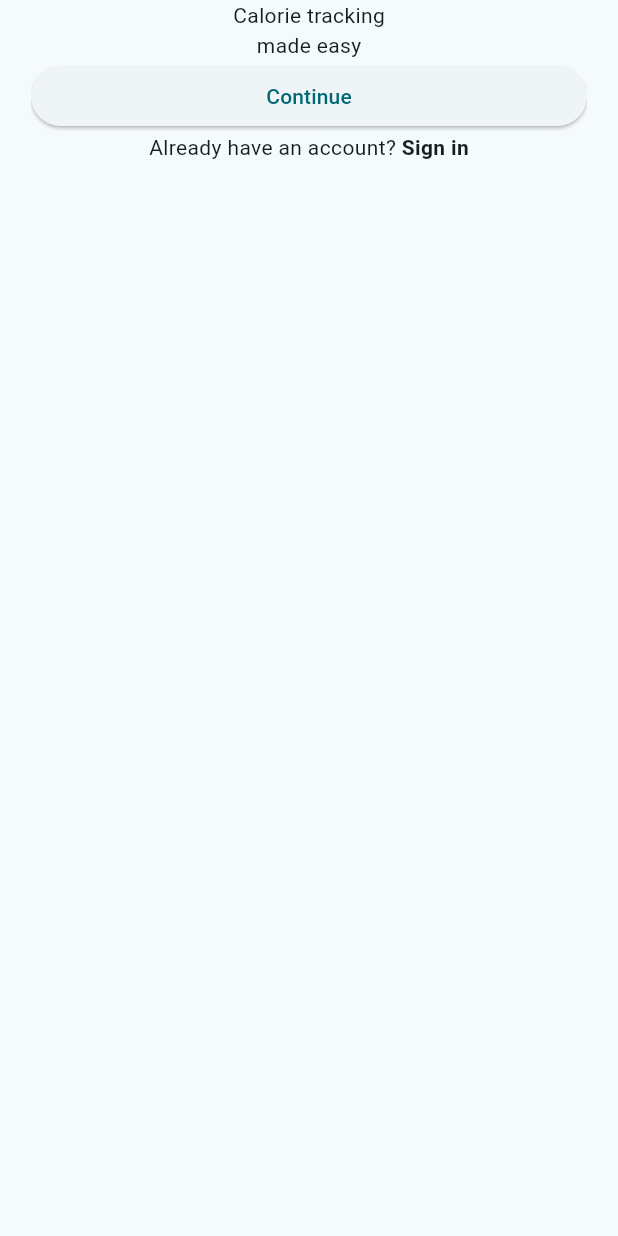
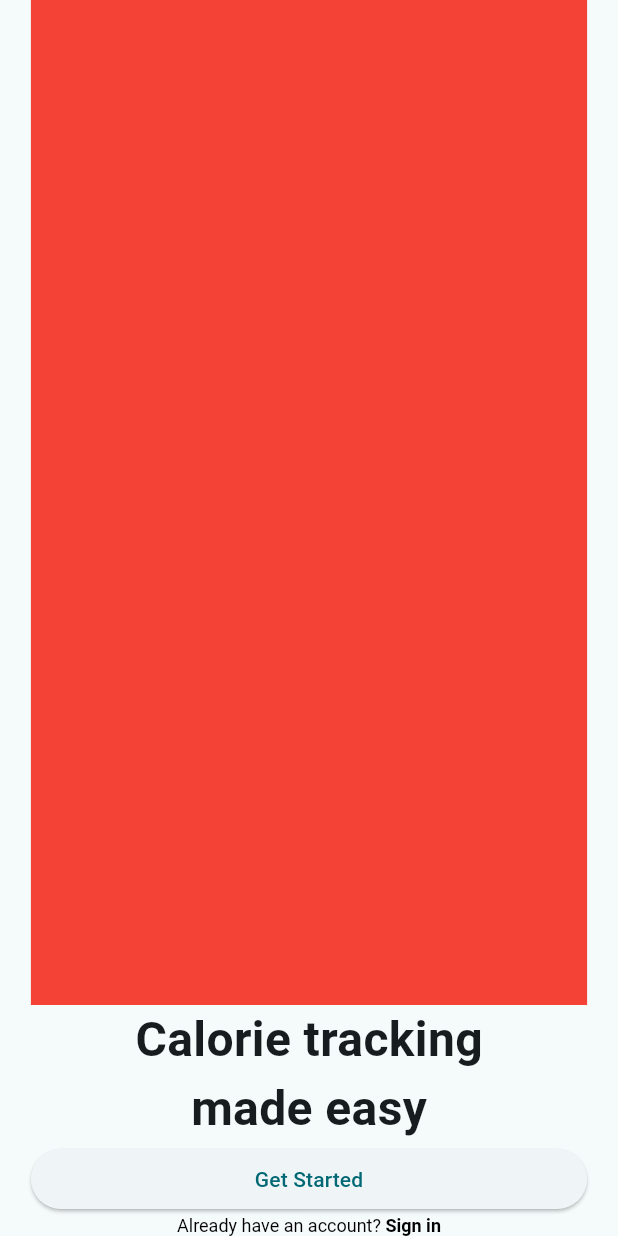
Before and after one commit to SameerAkita/mogulog, a Flutter app: the screen it shows after launch, on a phone screen of 412 x 824 dp. Run offline on Flutter 3.47's test engine with Material 3 defaults, Android fonts, the phone set to English and light mode, and no system bars.

Commit message:
separate welcome page from onboardig flow, add navigator button

```diff
--- a/lib/features/onboarding/onboarding_page.dart
+++ b/lib/features/onboarding/onboarding_page.dart
@@ -1,6 +1,6 @@
 import 'package:flutter/material.dart';
 import 'package:mogulog/features/onboarding/onboarding_step_gender.dart';
-import 'package:mogulog/features/onboarding/onboarding_step_welcome.dart';
+import 'package:mogulog/features/welcome/welcome_page.dart';
 
 class OnboardingPage extends StatefulWidget {
   const OnboardingPage({super.key});
@@ -25,12 +25,17 @@ class _OnboardingPageState extends State<OnboardingPage> {
         child: Center(
           child: FractionallySizedBox(
             widthFactor: 0.9,
-            child: PageView(
-              controller: _pageController,
-              physics: const NeverScrollableScrollPhysics(),
+            child: Column(
               children: [
-                OnboardingStepWelcome(pageController: _pageController),
-                OnboardingStepGender(pageController: _pageController)
+                Expanded(
+                  child: PageView(
+                    controller: _pageController,
+                    physics: const NeverScrollableScrollPhysics(),
+                    children: [
+                      OnboardingStepGender(pageController: _pageController),
+                    ],
+                  ),
+                ),
               ],
             ),
           ),
--- a/lib/features/onboarding/onboarding_step_gender.dart
+++ b/lib/features/onboarding/onboarding_step_gender.dart
@@ -12,6 +12,7 @@ class OnboardingStepGender extends StatelessWidget {
           'Choose your Gender',
           style: TextStyle(fontSize: 32, fontWeight: FontWeight.bold),
         ),
+
       ],
     );
   }
--- a/lib/features/onboarding/onboarding_step_welcome.dart
+++ /dev/null
@@ -1,39 +0,0 @@
-import 'package:flutter/material.dart';
-import 'package:mogulog/widgets/onboarding/onboarding_continue_button.dart';
-
-class OnboardingStepWelcome extends StatelessWidget {
-  final PageController pageController;
-  const OnboardingStepWelcome({super.key, required this.pageController});
-
-  @override
-  Widget build(BuildContext context) {
-    return Column(
-      children: [
-        Text('Calorie tracking'),
-        Text('made easy'),
-        SizedBox(
-          width: double.infinity,
-          child: OnboardingContinueButton(pageController: pageController),
-        ),
-        InkWell(
-          onTap: () {},
-          child: RichText(
-            text: TextSpan(
-              // The default text style for the entire RichText
-              style: DefaultTextStyle.of(context).style,
-              children: const <TextSpan>[
-                TextSpan(text: 'Already have an account? '),
-                TextSpan(
-                  text: 'Sign in',
-                  style: TextStyle(
-                    fontWeight: FontWeight.bold,
-                  ), // Specific style for this span
-                ),
-              ],
-            ),
-          ),
-        ),
-      ],
-    );
-  }
-}
--- /dev/null
+++ b/lib/features/welcome/welcome_page.dart
@@ -0,0 +1,66 @@
+import 'package:flutter/material.dart';
+import 'package:mogulog/features/onboarding/onboarding_page.dart';
+
+class WelcomePage extends StatelessWidget {
+  const WelcomePage({super.key});
+
+  @override
+  Widget build(BuildContext context) {
+    return Scaffold(
+      body: SafeArea(
+        child: Center(
+          child: FractionallySizedBox(
+            widthFactor: 0.9,
+            child: Column(
+              children: [
+                Expanded(child: Container(color: Colors.red)),
+                Text(
+                  'Calorie tracking',
+                  style: TextStyle(fontSize: 32, fontWeight: FontWeight.bold),
+                ),
+                Text(
+                  'made easy',
+                  style: TextStyle(fontSize: 32, fontWeight: FontWeight.bold),
+                ),
+                SizedBox(
+                  width: double.infinity,
+                  child: ElevatedButton(
+                    onPressed: () {
+                      Navigator.push(
+                        context,
+                        MaterialPageRoute(
+                          builder: (context) {
+                            return OnboardingPage();
+                          },
+                        ),
+                      );
+                    },
+                    child: Text('Get Started'),
+                  ),
+                ),
+                InkWell(
+                  onTap: () {},
+                  child: RichText(
+                    text: TextSpan(
+                      // The default text style for the entire RichText
+                      style: TextStyle(fontSize: 12, color: Colors.black),
+                      children: const <TextSpan>[
+                        TextSpan(text: 'Already have an account? '),
+                        TextSpan(
+                          text: 'Sign in',
+                          style: TextStyle(
+                            fontWeight: FontWeight.bold,
+                          ), // Specific style for this span
+                        ),
+                      ],
+                    ),
+                  ),
+                ),
+              ],
+            ),
+          ),
+        ),
+      ),
+    );
+  }
+}
--- a/lib/main.dart
+++ b/lib/main.dart
@@ -1,5 +1,6 @@
 import 'package:flutter/material.dart';
 import 'package:mogulog/features/onboarding/onboarding_page.dart';
+import 'package:mogulog/features/welcome/welcome_page.dart';
 import 'package:mogulog/views/widget_tree.dart';
 
 void main() {
@@ -17,7 +18,7 @@ class MyApp extends StatelessWidget {
         colorScheme: ColorScheme.fromSeed(seedColor: Colors.white),
       ),
       // home: WidgetTree(),
-      home: OnboardingPage(),
+      home: WelcomePage(),
     );
   }
 }
```
